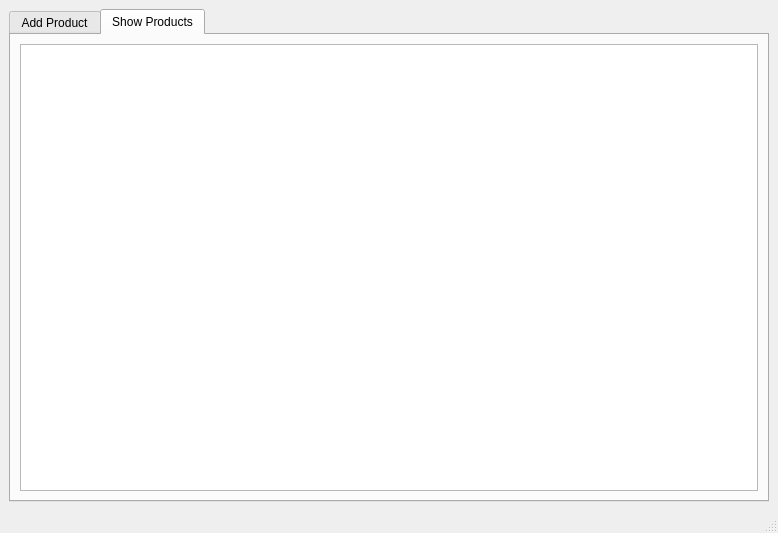
Qt form AP/costumer_ui.ui (AP-projects-4001/Guys) before a commit.
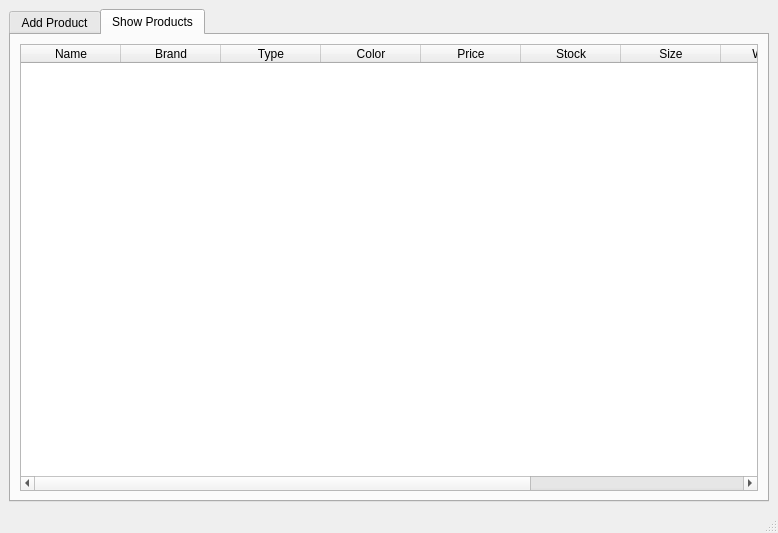
The same form after that commit. The open tabs and pages were chosen to show the change.

Commit message: Add more features to costumer UI

The edit to the form file:
```diff
--- a/AP/costumer_ui.ui
+++ b/AP/costumer_ui.ui
@@ -214,7 +214,58 @@
        </attribute>
        <layout class="QGridLayout" name="gridLayout_2">
         <item row="0" column="0">
-         <widget class="QTableWidget" name="show_table"/>
+         <widget class="QTableWidget" name="show_table">
+          <column>
+           <property name="text">
+            <string>Name</string>
+           </property>
+          </column>
+          <column>
+           <property name="text">
+            <string>Brand</string>
+           </property>
+          </column>
+          <column>
+           <property name="text">
+            <string>Type</string>
+           </property>
+          </column>
+          <column>
+           <property name="text">
+            <string>Color</string>
+           </property>
+          </column>
+          <column>
+           <property name="text">
+            <string>Price</string>
+           </property>
+          </column>
+          <column>
+           <property name="text">
+            <string>Stock</string>
+           </property>
+          </column>
+          <column>
+           <property name="text">
+            <string>Size</string>
+           </property>
+          </column>
+          <column>
+           <property name="text">
+            <string>Weight</string>
+           </property>
+          </column>
+          <column>
+           <property name="text">
+            <string>Additional info</string>
+           </property>
+          </column>
+          <column>
+           <property name="text">
+            <string>INFO</string>
+           </property>
+          </column>
+         </widget>
         </item>
        </layout>
       </widget>
```
Left out of the diff: 2 changed lines with no effect on the pictures. The commit also changes 5 other files.
